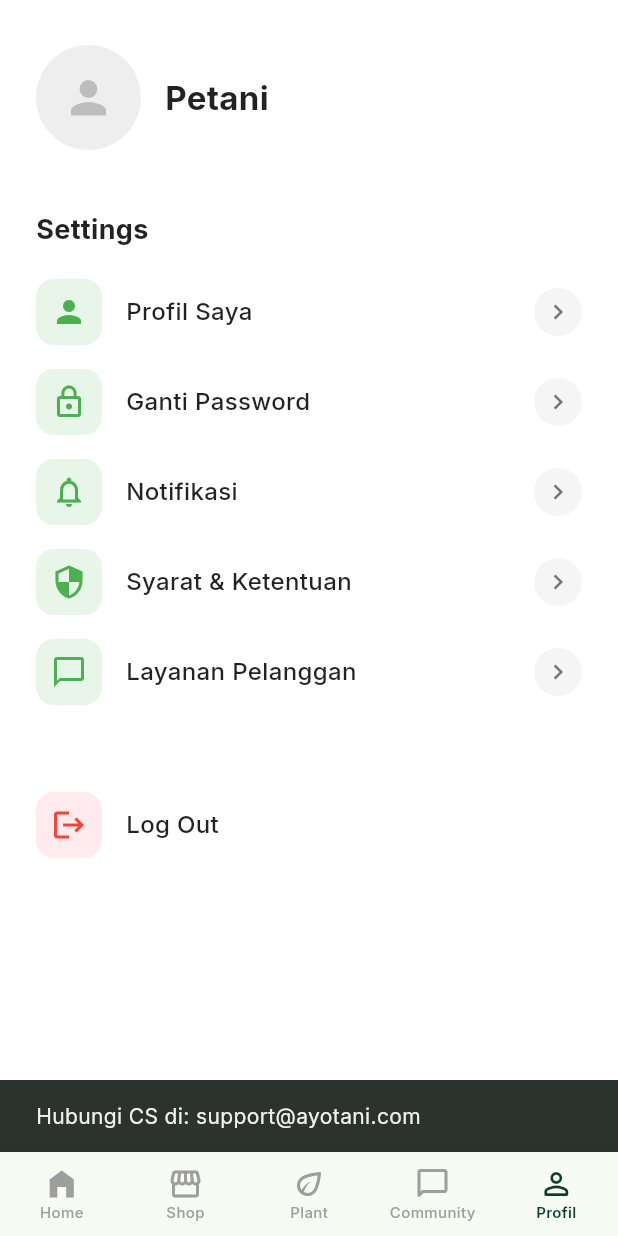
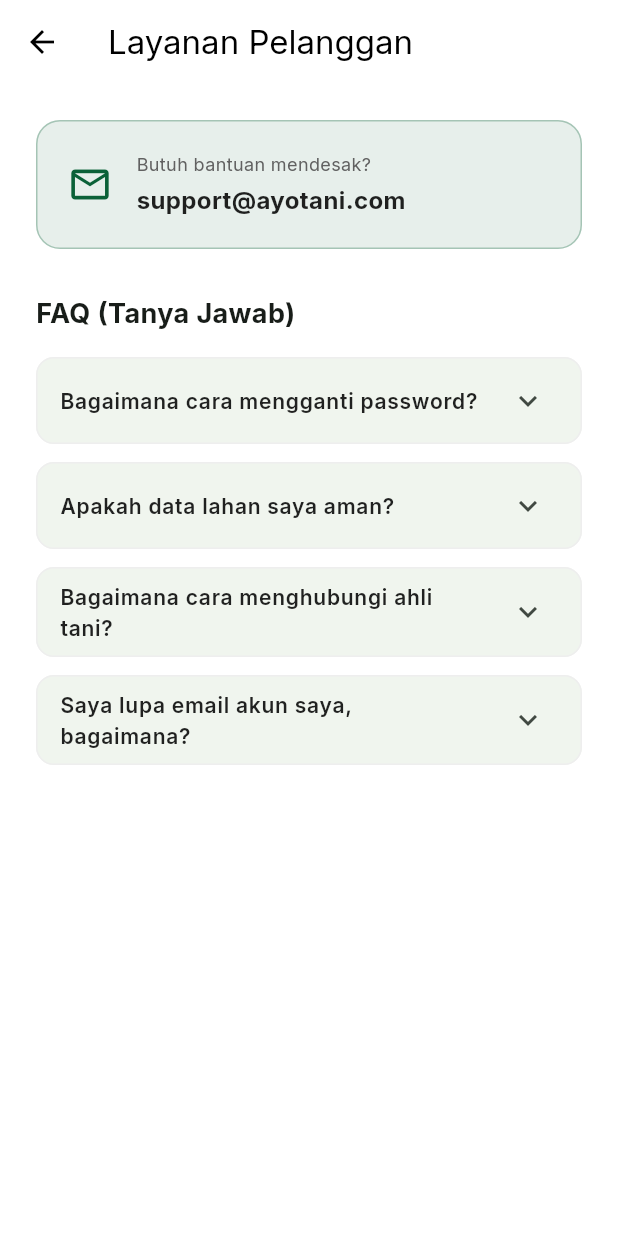
Before and after one commit to Faizarrobbi/ayotani, a Flutter app: the HomeScreen screen opened by its route, item 5 of the bottom bar chosen, after a tap on "Layanan Pelanggan", on a phone screen of 412 x 824 dp. Run offline on Flutter 3.47's test engine with Material 3 defaults, Android fonts, the light colour scheme and no system bars; our stand-ins replace cached_network_image, flutter_map, flutter_svg, google_fonts, latlong2, supabase_flutter and 1 more; accounts and stored records are empty; network calls fail.

Commit message:
ayotani fix

```diff
--- /dev/null
+++ b/devtools_options.yaml
@@ -0,0 +1,3 @@
+description: This file stores settings for Dart & Flutter DevTools.
+documentation: https://docs.flutter.dev/tools/devtools/extensions#configure-extension-enablement-states
+extensions:
--- a/lib/pages/home/home_screen.dart
+++ b/lib/pages/home/home_screen.dart
@@ -6,7 +6,6 @@ import 'package:google_fonts/google_fonts.dart';
 import 'package:cached_network_image/cached_network_image.dart';
 
 import '../../providers/auth_provider.dart';
-import '../../theme/app_colors.dart';
 import '../../models/land_model.dart';
 import '../../models/educational_content_model.dart';
 import '../../services/educational_service.dart';
@@ -102,7 +101,6 @@ class _HomeContentState extends State<_HomeContent> {
   List<Land> _lands = [];
   List<EducationalContent> _videos = [];
   List<EducationalContent> _articles = [];
-  String _selectedDifficulty = 'All';
   bool _isLoading = true;
 
   @override
@@ -163,13 +161,12 @@ class _HomeContentState extends State<_HomeContent> {
   @override
   Widget build(BuildContext context) {
     final name = widget.userProfile?.username ?? 'Petani';
-    // Removed gems and level variables
 
     return SingleChildScrollView(
       child: Column(
         crossAxisAlignment: CrossAxisAlignment.start,
         children: [
-          _buildCustomHeader(name), // Removed level/gems arguments
+          _buildCustomHeader(name),
           Padding(
             padding: const EdgeInsets.symmetric(horizontal: 16),
             child: _buildWeatherCard(),
@@ -211,7 +208,7 @@ class _HomeContentState extends State<_HomeContent> {
       children: [
         Container(
           width: double.infinity,
-          height: 200, // Slightly reduced height since we removed the gems row
+          height: 200,
           decoration: const BoxDecoration(
             color: Color(0xFF0A3D2F),
             borderRadius: BorderRadius.vertical(bottom: Radius.circular(32)),
@@ -247,11 +244,10 @@ class _HomeContentState extends State<_HomeContent> {
                     const Icon(Icons.notifications_outlined, color: Colors.white, size: 28),
                   ],
                 ),
-                // Removed the Gems/Level Container here
                 const SizedBox(height: 24),
                 Container(
                   height: 48,
-                  decoration: BoxDecoration(color: Colors.white, borderRadius: BorderRadius.circular(12), boxShadow: [BoxShadow(color: Colors.black.withOpacity(0.05), blurRadius: 10, offset: const Offset(0, 4))]),
+                  decoration: BoxDecoration(color: Colors.white, borderRadius: BorderRadius.circular(12), boxShadow: [BoxShadow(color: Colors.black.withValues(alpha: 0.05), blurRadius: 10, offset: const Offset(0, 4))]),
                   child: TextField(
                     decoration: InputDecoration(
                       prefixIcon: const Icon(Icons.search, color: Colors.grey),
@@ -294,7 +290,7 @@ class _HomeContentState extends State<_HomeContent> {
                 crossAxisAlignment: CrossAxisAlignment.start,
                 children: [
                   Text('$temp°', style: GoogleFonts.inter(color: Colors.white, fontSize: 40, fontWeight: FontWeight.bold, height: 1.0)),
-                  Text('Hari ini cukup cerah', style: GoogleFonts.inter(color: Colors.white.withOpacity(0.9), fontSize: 13)),
+                  Text('Hari ini cukup cerah', style: GoogleFonts.inter(color: Colors.white.withValues(alpha: 0.9), fontSize: 13)),
                 ],
               ),
             ],
@@ -345,7 +341,7 @@ class _HomeContentState extends State<_HomeContent> {
               ),
               child: Stack(
                 children: [
-                  Container(decoration: BoxDecoration(borderRadius: BorderRadius.circular(16), gradient: LinearGradient(colors: [Colors.transparent, Colors.black.withOpacity(0.7)], begin: Alignment.topCenter, end: Alignment.bottomCenter))),
+                  Container(decoration: BoxDecoration(borderRadius: BorderRadius.circular(16), gradient: LinearGradient(colors: [Colors.transparent, Colors.black.withValues(alpha: 0.7)], begin: Alignment.topCenter, end: Alignment.bottomCenter))),
                   Positioned(bottom: 12, left: 12, right: 12, child: Text(land.name, style: GoogleFonts.inter(color: Colors.white, fontWeight: FontWeight.bold, fontSize: 14))),
                 ],
               ),
@@ -418,7 +414,7 @@ class _HomeContentState extends State<_HomeContent> {
                 borderRadius: BorderRadius.circular(16),
                 border: Border.all(color: Colors.grey[100]!),
                 boxShadow: [
-                  BoxShadow(color: Colors.black.withOpacity(0.03), blurRadius: 10, offset: const Offset(0, 4))
+                  BoxShadow(color: Colors.black.withValues(alpha: 0.03), blurRadius: 10, offset: const Offset(0, 4))
                 ],
               ),
               child: Column(
--- a/lib/pages/profile/change_password_screen.dart
+++ b/lib/pages/profile/change_password_screen.dart
@@ -35,7 +35,7 @@ class _ChangePasswordScreenState extends State<ChangePasswordScreen> {
       if (mounted) {
         Navigator.pop(context);
         ScaffoldMessenger.of(context).showSnackBar(
-          const SnackBar(content: Text('Password berhasil diganti! Gunakan password baru saat login nanti.')),
+          const SnackBar(content: Text('Password berhasil diganti! Gunakan password baru saat login nanti')),
         );
       }
     } catch (e) {
--- /dev/null
+++ b/lib/pages/profile/customer_service_screen.dart
@@ -0,0 +1,126 @@
+import 'package:flutter/material.dart';
+import 'package:google_fonts/google_fonts.dart';
+import '../../theme/app_colors.dart';
+
+class CustomerServiceScreen extends StatelessWidget {
+  const CustomerServiceScreen({super.key});
+
+  @override
+  Widget build(BuildContext context) {
+    return Scaffold(
+      backgroundColor: Colors.white,
+      appBar: AppBar(
+        title: Text('Layanan Pelanggan', style: GoogleFonts.inter(color: Colors.black)),
+        backgroundColor: Colors.white,
+        elevation: 0,
+        iconTheme: const IconThemeData(color: Colors.black),
+      ),
+      body: SingleChildScrollView(
+        padding: const EdgeInsets.all(24.0),
+        child: Column(
+          crossAxisAlignment: CrossAxisAlignment.start,
+          children: [
+            // --- Kontak Support ---
+            Container(
+              padding: const EdgeInsets.all(20),
+              decoration: BoxDecoration(
+                // PERBAIKAN: Menggunakan withValues agar tidak deprecated
+                color: AppColors.green.withValues(alpha: 0.1),
+                borderRadius: BorderRadius.circular(16),
+                border: Border.all(color: AppColors.green.withValues(alpha: 0.3)),
+              ),
+              child: Row(
+                children: [
+                  Icon(Icons.email_outlined, color: AppColors.green, size: 30),
+                  const SizedBox(width: 16),
+                  Expanded(
+                    child: Column(
+                      crossAxisAlignment: CrossAxisAlignment.start,
+                      children: [
+                        Text(
+                          "Butuh bantuan mendesak?",
+                          style: GoogleFonts.inter(fontSize: 12, color: Colors.grey[700]),
+                        ),
+                        const SizedBox(height: 4),
+                        Text(
+                          "support@ayotani.com",
+                          style: GoogleFonts.inter(
+                            fontSize: 16,
+                            fontWeight: FontWeight.bold,
+                            color: Colors.black87
+                          ),
+                        ),
+                      ],
+                    ),
+                  ),
+                ],
+              ),
+            ),
+
+            const SizedBox(height: 30),
+
+            // --- FAQ Section ---
+            Text(
+              "FAQ (Tanya Jawab)",
+              style: GoogleFonts.inter(fontSize: 18, fontWeight: FontWeight.bold),
+            ),
+            const SizedBox(height: 16),
+
+            // PERBAIKAN: Menambahkan parameter context
+            _buildFAQItem(
+              context,
+              "Bagaimana cara mengganti password?",
+              "Buka menu Pengaturan > Ganti Password. Masukkan password baru Anda dan konfirmasi.",
+            ),
+            _buildFAQItem(
+              context,
+              "Apakah data lahan saya aman?",
+              "Ya, data lahan Anda disimpan secara terenkripsi di server kami dan hanya bisa diakses oleh akun Anda.",
+            ),
+            _buildFAQItem(
+              context,
+              "Bagaimana cara menghubungi ahli tani?",
+              "Fitur konsultasi ahli sedang dalam pengembangan. Pantau terus notifikasi untuk update terbaru!",
+            ),
+            _buildFAQItem(
+              context,
+              "Saya lupa email akun saya, bagaimana?",
+              "Silakan hubungi support@ayotani.com dengan menyertakan nama lengkap dan nomor HP yang terdaftar.",
+            ),
+          ],
+        ),
+      ),
+    );
+  }
+
+  // PERBAIKAN: Menerima BuildContext untuk mengakses Theme
+  Widget _buildFAQItem(BuildContext context, String question, String answer) {
+    return Card(
+      elevation: 0,
+      margin: const EdgeInsets.only(bottom: 12),
+      shape: RoundedRectangleBorder(
+        borderRadius: BorderRadius.circular(12),
+        side: BorderSide(color: Colors.grey[200]!),
+      ),
+      // PERBAIKAN UTAMA: Menggunakan Theme.of(context) menggantikan Theme.of(null!)
+      child: Theme(
+        data: Theme.of(context).copyWith(dividerColor: Colors.transparent),
+        child: ExpansionTile(
+          title: Text(
+            question,
+            style: GoogleFonts.inter(fontSize: 14, fontWeight: FontWeight.w600, color: Colors.black87),
+          ),
+          children: [
+            Padding(
+              padding: const EdgeInsets.fromLTRB(16, 0, 16, 16),
+              child: Text(
+                answer,
+                style: GoogleFonts.inter(fontSize: 13, color: Colors.grey[600], height: 1.5),
+              ),
+            ),
+          ],
+        ),
+      ),
+    );
+  }
+}
--- a/lib/pages/profile/profile_page.dart
+++ b/lib/pages/profile/profile_page.dart
@@ -125,9 +125,7 @@ class ProfilePage extends StatelessWidget {
                   iconColor: const Color(0xFF4CAF50),
                   bgColor: const Color(0xFFE8F5E9),
                   onTap: () {
-                     ScaffoldMessenger.of(context).showSnackBar(
-                      const SnackBar(content: Text("Hubungi CS di: support@ayotani.com")),
-                    );
+                     Navigator.pushNamed(context, AppRoutes.customerService);
                   },
                 ),
 
--- a/lib/routes/app_routes.dart
+++ b/lib/routes/app_routes.dart
@@ -23,7 +23,8 @@ import '../pages/monitoring/add_land_screen.dart';
 import '../pages/news/news_article_detail_page.dart';
 import '../pages/news/comments_page.dart';
 import '../models/comment_model.dart';
-import '../pages/news/article_list_screen.dart'; // IMPORT NEW SCREEN
+import '../pages/news/article_list_screen.dart';
+import '../pages/profile/customer_service_screen.dart';
 
 class AppRoutes {
   static const splash = '/splash';
@@ -44,9 +45,10 @@ class AppRoutes {
   static const changePassword = '/change-password';
   static const notifications = '/notifications';
   static const terms = '/terms';
+  static const customerService = '/customer-service';
 
   static const newsArticle = '/news-article';
-  static const articleList = '/article-list'; // NEW ROUTE
+  static const articleList = '/article-list';
   static const comments = '/comments';
 
   static const monitoring = '/monitoring';
@@ -85,6 +87,7 @@ class AppRoutes {
         changePassword: (_) => const ChangePasswordScreen(),
         notifications: (_) => const NotificationScreen(),
         terms: (_) => const TermsScreen(),
+        customerService: (_) => const CustomerServiceScreen(),
 
         // Updated News Article Route to accept ID
         newsArticle: (context) {
```
Also changed, not shown: lib/pages/profile/edit_profile_screen.dart (+69 -32 lines).
